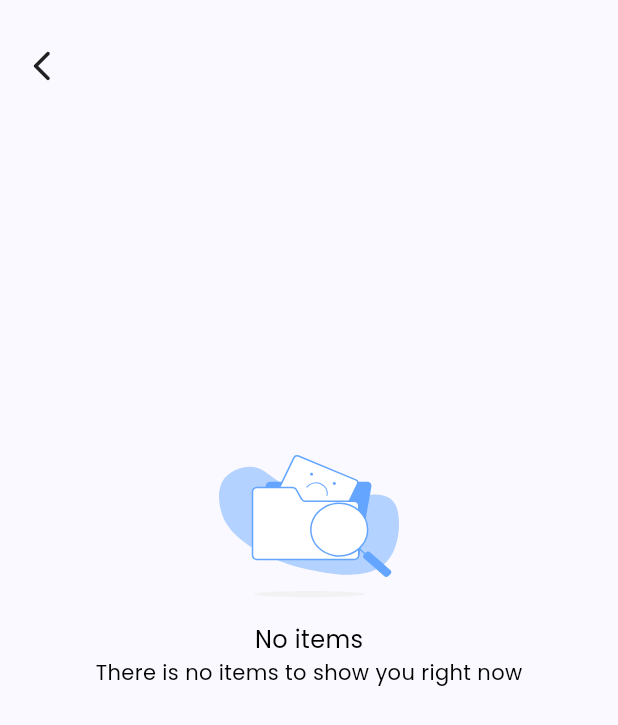
After one commit to khaledkhalifa74/BMICalculatorMobileTask, a Flutter app: the EntriesView screen opened by its route, on a phone screen of 412 x 824 dp. The commit adds this screen. Shown: the top 725 px of the screen. Run offline on Flutter 3.47's test engine with Material 3 defaults, Android fonts, the phone set to English and light mode, and no system bars; our stand-ins replace cloud_firestore, firebase_auth, firebase_core, flutter_bloc, flutter_screenutil, flutter_svg and 3 more; missing offline and left inert: firebase_app_check; accounts and stored records are empty.

Commit message:
finish showing entries and delete

```diff
--- a/lib/core/utils/assets.dart
+++ b/lib/core/utils/assets.dart
@@ -1,4 +1,5 @@
 class AssetsData{
   static const loginImage = 'assets/images/login.svg';
   static const registerImage = 'assets/images/register.svg';
+  static const noItemsImage = 'assets/images/noItems.svg';
 }
--- a/lib/core/utils/colors.dart
+++ b/lib/core/utils/colors.dart
@@ -2,6 +2,7 @@ import 'package:flutter/material.dart';
 
 const kPrimaryColor = Color(0xff64a5ff);
 const kSecondaryColor = Color(0xffBCBCBC);
+const kBorderColor = Color(0xffD8D8D8);
 const kWhiteColor = Colors.white;
 const kBlackColor = Colors.black;
 const kErrorColor = Color(0xffEC0000);
--- /dev/null
+++ b/lib/features/Entries/manager/entries_cubit/entries_state.dart
@@ -0,0 +1,26 @@
+import 'package:cloud_firestore/cloud_firestore.dart';
+
+abstract class EntriesState{}
+
+class EntriesInitial extends EntriesState{}
+
+class EntriesLoading extends EntriesState{}
+
+class EntriesSuccess extends EntriesState{
+  List<DocumentSnapshot> documents;
+  EntriesSuccess({required this.documents});
+}
+
+class EntriesFailure extends EntriesState{
+  String errorMessage;
+  EntriesFailure({required this.errorMessage});
+}
+
+class DeleteEntryLoading extends EntriesState{}
+
+class DeleteEntrySuccess extends EntriesState{}
+
+class DeleteEntryFailure extends EntriesState{
+  String errorMessage;
+  DeleteEntryFailure({required this.errorMessage});
+}
--- /dev/null
+++ b/lib/features/Entries/presentation/views/entries_view.dart
@@ -0,0 +1,13 @@
+import 'package:bmi_task/features/Entries/presentation/views/widgets/entries_view_body.dart';
+import 'package:flutter/material.dart';
+
+class EntriesView extends StatelessWidget {
+  const EntriesView({super.key});
+  static String id = "EntriesView";
+  @override
+  Widget build(BuildContext context) {
+    return const Scaffold(
+      body: EntriesViewBody(),
+    );
+  }
+}
--- /dev/null
+++ b/lib/features/Entries/presentation/views/widgets/entries_view_body.dart
@@ -0,0 +1,116 @@
+import 'package:bmi_task/core/widgets/custom_loading_indicator.dart';
+import 'package:bmi_task/features/Entries/manager/entries_cubit/entries_cubit.dart';
+import 'package:bmi_task/features/Entries/manager/entries_cubit/entries_state.dart';
+import 'package:bmi_task/features/Entries/presentation/views/widgets/entry_item.dart';
+import 'package:bmi_task/features/Entries/presentation/views/widgets/no_items_found.dart';
+import 'package:flutter/material.dart';
+import 'package:flutter_bloc/flutter_bloc.dart';
+
+class EntriesViewBody extends StatefulWidget {
+  const EntriesViewBody({super.key});
+
+  @override
+  State<EntriesViewBody> createState() => _EntriesViewBodyState();
+}
+
+class _EntriesViewBodyState extends State<EntriesViewBody> {
+  bool isLoading = false;
+  final ScrollController _scrollController = ScrollController();
+  late EntriesCubit _entriesCubit;
+
+  void _onScroll() {
+    if (_scrollController.position.pixels ==
+        _scrollController.position.maxScrollExtent) {
+      // Reached the bottom of the list
+      _entriesCubit.fetchNextPage(); // Fetch next page of entries
+    }
+  }
+
+  @override
+  void initState() {
+    super.initState();
+    _entriesCubit = context.read<EntriesCubit>();
+    _entriesCubit.startRealtimeUpdates();
+    _scrollController.addListener(_onScroll);
+  }
+
+  @override
+  void dispose() {
+    _scrollController.removeListener(_onScroll);
+    super.dispose();
+  }
+
+  @override
+  Widget build(BuildContext context) {
+    return BlocBuilder<EntriesCubit, EntriesState>(builder: (context, state) {
+      if (state is EntriesLoading && _entriesCubit.documents.isEmpty) {
+        return const CustomLoadingIndicator();
+      } else if (state is EntriesSuccess) {
+        return Padding(
+          padding: const EdgeInsets.symmetric(
+            vertical: 32,
+            horizontal: 16,
+          ),
+          child: Column(
+            children: [
+              Row(
+                children: [
+                  GestureDetector(
+                    onTap: () {
+                      Navigator.pop(context);
+                    },
+                    child: const Icon(
+                      Icons.arrow_back_ios_new_rounded,
+                    ),
+                  ),
+                ],
+              ),
+              const SizedBox(
+                height: 16,
+              ),
+              Expanded(
+                      child: ListView.builder(
+                        controller: _scrollController,
+                        itemCount: state.documents.length + 1,
+                        itemBuilder: (context, index) {
+                          if (index < state.documents.length) {
+                            final documentData = state.documents[index].data()
+                                as Map<String, dynamic>?;
+                            final docID = state.documents[index].id;
+                            if (documentData != null) {
+                              final height = documentData['height']?.toString() ??
+                                      '';
+                              final weight = documentData['weight']?.toString() ??
+                                  '';
+                              final age = documentData['age']?.toString() ??
+                                  '';
+                              final bmi = documentData['bmi']?.toString() ??
+                                  '';
+                              return EntryItem(
+                                  height: height, weight: weight,
+                                  age: age, bmi: bmi,
+                                  deleteOnPressed: (){
+                                    EntriesCubit.get(context).deleteEntry(docID: docID);
+                                    _entriesCubit.startRealtimeUpdates();
+                                  },
+                              );
+                            }
+                            else {
+                              return const SizedBox();
+                            }
+                          }
+                          else {
+                            return const SizedBox();
+                          }
+                        },
+                      ),
+                    ),
+            ],
+          ),
+        );
+      } else {
+        return const NoItemsFound();
+      }
+    });
+  }
+}
--- /dev/null
+++ b/lib/features/Entries/presentation/views/widgets/no_items_found.dart
@@ -0,0 +1,54 @@
+import 'package:bmi_task/core/utils/assets.dart';
+import 'package:bmi_task/core/utils/colors.dart';
+import 'package:bmi_task/core/utils/styles.dart';
+import 'package:flutter/material.dart';
+import 'package:flutter_svg/flutter_svg.dart';
+
+class NoItemsFound extends StatelessWidget {
+  const NoItemsFound({
+    super.key,
+  });
+
+  @override
+  Widget build(BuildContext context) {
+    return Padding(
+      padding: const EdgeInsets.symmetric(
+        vertical: 32,
+        horizontal: 16,
+      ),
+      child: Column(
+        mainAxisSize: MainAxisSize.min,
+        children: [
+          Row(
+            children: [
+              GestureDetector(
+                onTap: () {
+                  Navigator.pop(context);
+                },
+                child: const Icon(
+                  Icons.arrow_back_ios_new_rounded,
+                ),
+              ),
+            ],
+          ),
+          SizedBox(
+            height: MediaQuery.of(context).size.height *.3,
+          ),
+          SvgPicture.asset(AssetsData.noItemsImage),
+          const SizedBox(
+            height: 16,
+          ),
+          Text(
+            'No items',
+            style: Styles.textStyle16
+                .copyWith(color: kBlackColor),
+          ),
+          Text(
+            'There is no items to show you right now',
+            style: Styles.textStyle14,
+          ),
+        ],
+      ),
+    );
+  }
+}
--- a/lib/main.dart
+++ b/lib/main.dart
@@ -4,6 +4,8 @@ import 'package:bmi_task/features/Authentication/presentation/views/login_view.d
 import 'package:bmi_task/features/Authentication/presentation/views/register_view.dart';
 import 'package:bmi_task/features/BMICalculation/presentation/views/calculate_bmi_view.dart';
 import 'package:bmi_task/features/BMICalculation/presentation/views/show_bmi_view.dart';
+import 'package:bmi_task/features/Entries/manager/entries_cubit/entries_cubit.dart';
+import 'package:bmi_task/features/Entries/presentation/views/entries_view.dart';
 import 'package:bmi_task/firebase_options.dart';
 import 'package:firebase_app_check/firebase_app_check.dart';
 import 'package:firebase_core/firebase_core.dart';
@@ -45,6 +47,7 @@ class MyApp extends StatelessWidget {
         return MultiBlocProvider(
           providers: [
             BlocProvider(create: (context) => AuthCubit()),
+            BlocProvider(create: (context) => EntriesCubit()),
           ],
           child: MaterialApp(
             debugShowCheckedModeBanner: false,
@@ -61,6 +64,7 @@ class MyApp extends StatelessWidget {
               RegisterView.id: (context) => const RegisterView(),
               CalculateBMIView.id: (context) => const CalculateBMIView(),
               ShowBMIView.id: (context) => const ShowBMIView(),
+              EntriesView.id: (context) => const EntriesView(),
             },
           ),
         );
```
Also changed, not shown: lib/features/BMICalculation/presentation/views/widgets/bmi_status.dart (added, +180 -0 lines), lib/features/BMICalculation/presentation/views/widgets/calculate_bmi_view_body.dart (+0 -15 lines), lib/features/BMICalculation/presentation/views/widgets/show_bmi_view_body.dart (+49 -22 lines), lib/features/Entries/manager/entries_cubit/entries_cubit.dart (added, +71 -0 lines), lib/features/Entries/presentation/views/widgets/entry_item.dart (added, +89 -0 lines), assets/images/noItems.svg (added).
